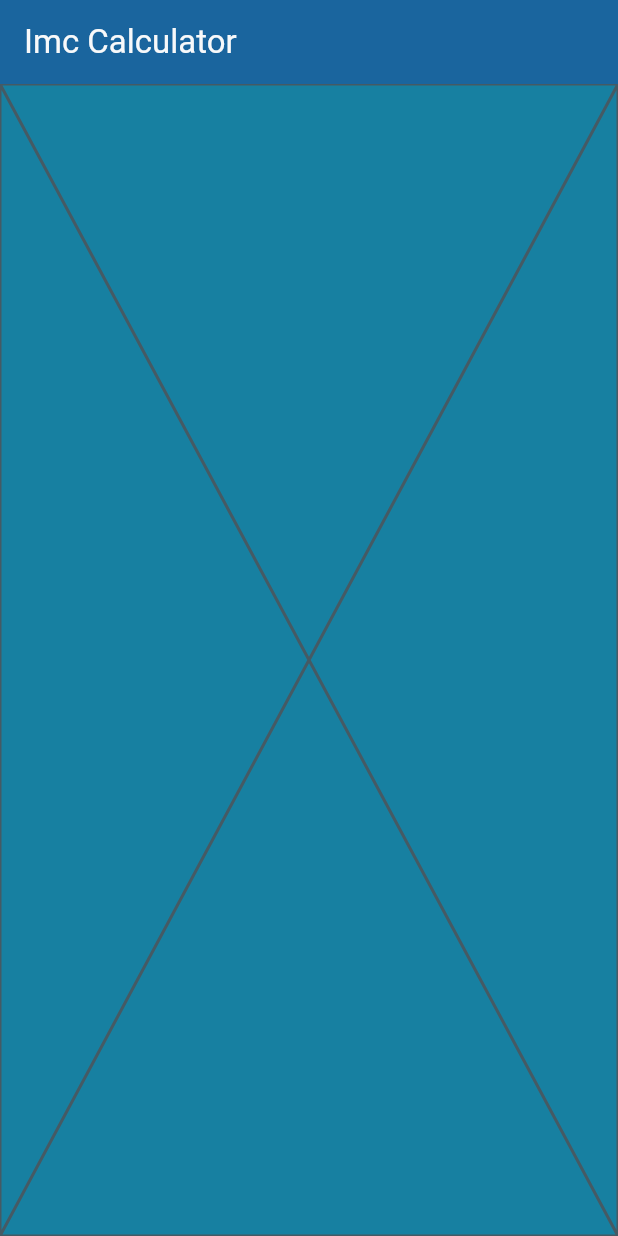
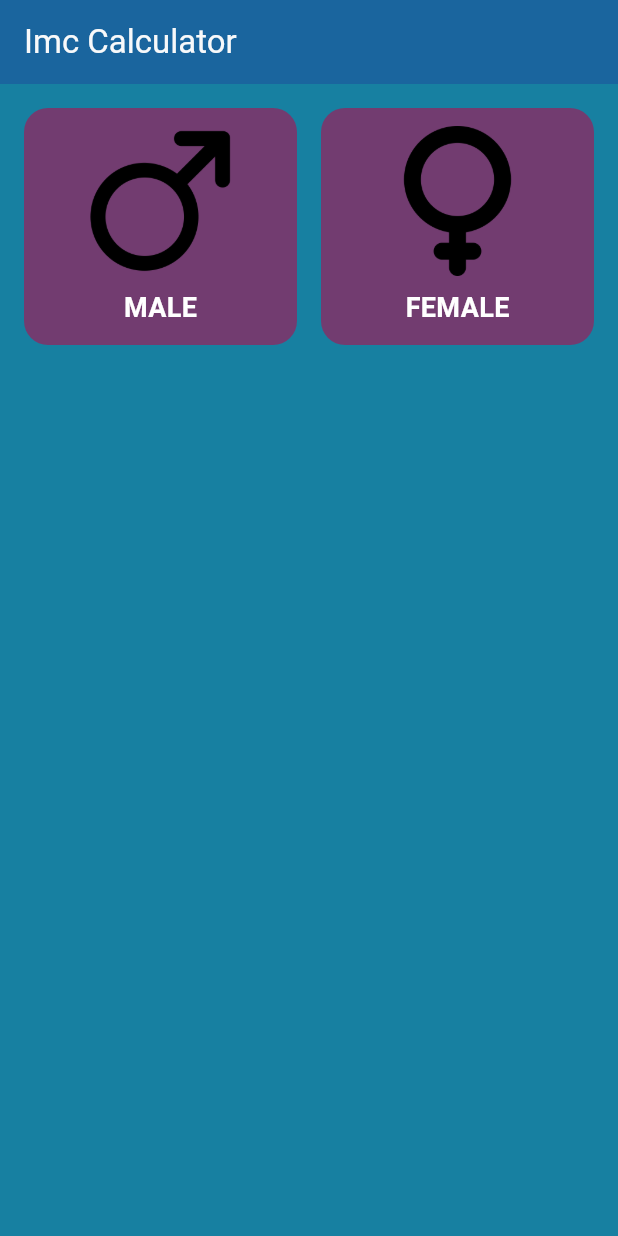
Before and after one commit to juansolar/imc_calculator_flutter, a Flutter app: the screen it shows after launch, on a phone screen of 412 x 824 dp. Run offline on Flutter 3.47's test engine with Material 3 defaults, Android fonts, the phone set to English and light mode, and no system bars; our stand-ins replace material_ui.

Commit message:
feat: add gender selection UI

```diff
--- /dev/null
+++ b/lib/components/gender_selector.dart
@@ -0,0 +1,75 @@
+import 'package:flutter/widgets.dart';
+import 'package:imc_calculator/core/app_colors.dart';
+import 'package:imc_calculator/core/text_styles.dart';
+import 'package:material_ui/material_ui.dart';
+
+class GenderSelector extends StatefulWidget {
+  const new({super.key});
+
+  @override
+  State<GenderSelector> createState() => _GenderSelectorState();
+}
+
+class _GenderSelectorState extends State<GenderSelector> {
+  String? selectedGender;
+
+  @override
+  Widget build(BuildContext context) {
+    return Row(
+      children: [
+        Expanded(
+          child: GestureDetector(
+            onTap: (){
+              setState(() {
+                selectedGender = "male";
+              });
+            },
+            child: Padding(
+              padding: const EdgeInsets.only(left: 16, top: 16, bottom: 16, right: 8),
+              child: Container(
+                decoration: BoxDecoration(
+                  color: selectedGender == 'male' ? AppColors.backgroundComponentSelected : AppColors.backgroundComponent,
+                  borderRadius: BorderRadius.circular(16)
+                ),
+                child: Padding(
+                  padding: const EdgeInsets.all(12.0),
+                  child: Column(children: [
+                    Image.asset("assets/images/male.png", height: 100,),
+                    SizedBox(height: 8,),
+                    Text("Male".toUpperCase(), style: TextStyles.bodyText,)
+                        ],),
+                ),
+              ),
+            ),
+          ),
+        ),
+        Expanded(
+          child: GestureDetector(
+            onTap: (){
+              setState(() {
+                selectedGender = 'female';
+              });
+            },
+            child: Padding(
+              padding: const EdgeInsets.only(left: 8, top: 16, bottom: 16, right: 16),
+              child: Container(
+                decoration: BoxDecoration(
+                  color: selectedGender == 'female' ? AppColors.backgroundComponentSelected : AppColors.backgroundComponent,
+                  borderRadius: BorderRadius.circular(16),
+                ),
+                child: Padding(
+                  padding: const EdgeInsets.all(12.0),
+                  child: Column(children: [
+                    Image.asset("assets/images/female.png", height: 100,),
+                    SizedBox(height: 8,),
+                    Text("Female".toUpperCase(), style: TextStyles.bodyText,)
+                  ]),
+                ),
+              ),
+            ),
+          ),
+        ),
+      ],
+    );
+  }
+}
--- a/lib/core/app_colors.dart
+++ b/lib/core/app_colors.dart
@@ -8,7 +8,7 @@ class AppColors {
   //Backgrounds
   static const Color background = Color(0xFF1780a1);
   static const Color backgroundComponent = Color(0xFF723c70);
-  static const Color backgroundComponentSelected = Color(0xFFa01a58);
+  static const Color backgroundComponentSelected = Color(0xFFb7094c);
   static const Color appBar = Color(0xFF1a659e);
 
 }
--- /dev/null
+++ b/lib/core/text_styles.dart
@@ -0,0 +1,9 @@
+import 'dart:ui';
+
+import 'package:material_ui/material_ui.dart';
+
+class TextStyles {
+
+  static const TextStyle bodyText =  TextStyle(color: Colors.white, fontSize: 18, fontWeight: FontWeight.bold);
+
+}
--- a/lib/screens/imc_home_screen.dart
+++ b/lib/screens/imc_home_screen.dart
@@ -1,4 +1,5 @@
 import 'package:flutter/widgets.dart';
+import 'package:imc_calculator/components/gender_selector.dart';
 
 class ImcHomeScreen extends StatefulWidget {
   const new({super.key});
@@ -8,8 +9,13 @@ class ImcHomeScreen extends StatefulWidget {
 }
 
 class _ImcHomeScreenState extends State<ImcHomeScreen> {
+
   @override
   Widget build(BuildContext context) {
-    return const Placeholder();
+    return Column(
+      children: [
+        GenderSelector()
+      ],
+    );
   }
 }
--- a/pubspec.yaml
+++ b/pubspec.yaml
@@ -18,3 +18,5 @@ dev_dependencies:
 
 flutter:
   uses-material-design: true
+  assets:
+    - assets/images/
```
Also changed, not shown: assets/images/female.png (added), assets/images/male.png (added).
